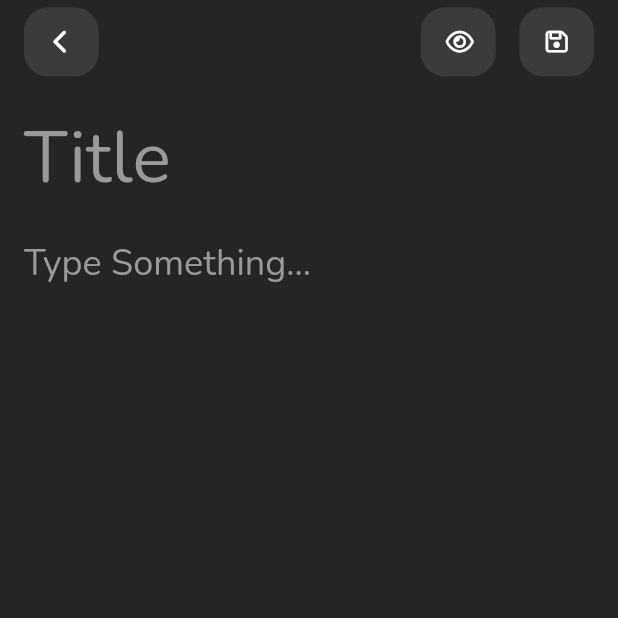
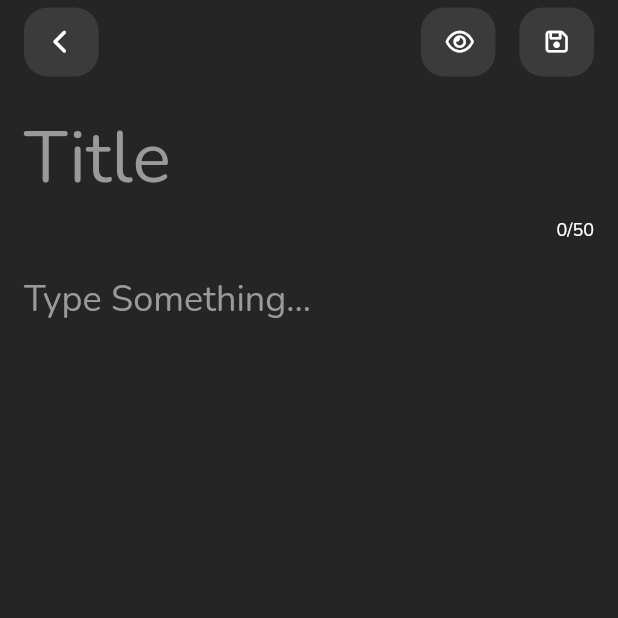
Before and after one commit to AhmedAbogameel-CCIC-2023/notes_app, a Flutter app: the screen it shows after launch, after a tap on an icon or button, on a phone screen of 412 x 824 dp, the top half of it. Run offline on Flutter 3.47's test engine with Material 2 defaults, Android fonts, the phone set to English and light mode, and no system bars; our stand-ins replace flutter_screenutil, font_awesome_flutter, shared_preferences.

Commit message:
add note

```diff
--- a/lib/core/utils.dart
+++ b/lib/core/utils.dart
@@ -23,4 +23,16 @@ class Utils {
       ),
     );
   }
+
+  static const List<Color> noteColors = [
+    Colors.grey,
+    Colors.green,
+    Colors.purple,
+    Colors.yellow,
+    Colors.blue,
+    Colors.amber,
+    Colors.teal,
+    Colors.blueGrey,
+    Colors.brown,
+  ];
 }
--- a/lib/features/home/view.dart
+++ b/lib/features/home/view.dart
@@ -9,9 +9,17 @@ import '../../widgets/app_app_bar.dart';
 import '../../widgets/app_icon_button.dart';
 import '../note_editor/view.dart';
 import '../search/view.dart';
+import 'home_controller.dart';
 
-class HomeView extends StatelessWidget {
+class HomeView extends StatefulWidget {
   const HomeView({super.key});
+
+  @override
+  State<HomeView> createState() => _HomeViewState();
+}
+
+class _HomeViewState extends State<HomeView> {
+  HomeController controller = HomeController();
 
   @override
   Widget build(BuildContext context) {
@@ -34,14 +42,22 @@ class HomeView extends StatelessWidget {
           SizedBox(width: 16.width),
         ],
       ),
-      body: CreateYourFirstNoteVector(),
-      // body: ListView.builder(
-      //   padding: EdgeInsets.all(16),
-      //   itemCount: 10,
-      //   itemBuilder: (context, index) {
-      //     return NoteCard();
-      //   },
-      // ),
+      body: Builder(
+        builder: (context) {
+          if (controller.notes.isEmpty) {
+            return CreateYourFirstNoteVector();
+          }
+          return ListView.builder(
+            padding: EdgeInsets.all(16),
+            itemCount: controller.notes.length,
+            itemBuilder: (context, index) {
+              return NoteCard(
+                note: controller.notes[index],
+              );
+            },
+          );
+        },
+      ),
       floatingActionButton: FloatingActionButton(
         child: Icon(
           FontAwesomeIcons.plus,
--- a/lib/features/note_editor/view.dart
+++ b/lib/features/note_editor/view.dart
@@ -6,9 +6,18 @@ import 'package:note_app/widgets/app_icon_button.dart';
 import '../../widgets/app_app_bar.dart';
 import '../../widgets/app_dialog.dart';
 import '../../widgets/app_text_field.dart';
+import 'controller.dart';
 
-class NoteEditorView extends StatelessWidget {
+class NoteEditorView extends StatefulWidget {
   const NoteEditorView({super.key});
+
+  @override
+  State<NoteEditorView> createState() => _NoteEditorViewState();
+}
+
+class _NoteEditorViewState extends State<NoteEditorView> {
+
+  NoteEditorController controller = NoteEditorController();
 
   @override
   Widget build(BuildContext context) {
@@ -27,28 +36,22 @@ class NoteEditorView extends StatelessWidget {
               context,
               message: "Save changes ?",
               confirmTitle: "Save",
-              onConfirm: () {},
-              onCancel: () {
-                AppDialog.show(
-                  context,
-                  message: "Are your sure you want discard your changes ?",
-                  confirmTitle: "Keep",
-                  onConfirm: () {
+              onConfirm: () async {
+                await controller.addNote();
                 Navigator.pop(context);
                 Navigator.pop(context);
               },
               onCancel: () {
                 Navigator.pop(context);
-                    Navigator.pop(context);
-                  }
-                );
               },
             ),
           ),
           SizedBox(width: 16),
         ],
       ),
-      body: ListView(
+      body: Form(
+        key: controller.formKey,
+        child: ListView(
           keyboardDismissBehavior: ScrollViewKeyboardDismissBehavior.onDrag,
           padding: EdgeInsets.all(16),
           children: [
@@ -56,12 +59,32 @@ class NoteEditorView extends StatelessWidget {
               hint: "Title",
               cursorHeight: 52,
               hintFontSize: 48,
+              maxLength: 50,
+              onChanged: (v) {
+                controller.title = v;
+              },
+              validator: (v) {
+                if (v == null || v.trim().isEmpty) {
+                  return 'Empty field!';
+                }
+                return null;
+              },
             ),
             SizedBox(height: 16.height),
             AppTextField(
               hint: "Type Something...",
+              onChanged: (v) {
+                controller.subtitle = v;
+              },
+              validator: (v) {
+                if (v == null || v.trim().isEmpty) {
+                  return 'Empty field!';
+                }
+                return null;
+              },
             ),
           ],
+        ),
       ),
     );
   }
--- a/lib/widgets/app/note_card.dart
+++ b/lib/widgets/app/note_card.dart
@@ -1,14 +1,20 @@
+import 'dart:math';
+
 import 'package:flutter/material.dart';
 import 'package:font_awesome_flutter/font_awesome_flutter.dart';
 import 'package:note_app/core/dimensions/dimensions.dart';
 import 'package:note_app/core/route_utils/route_utils.dart';
 
 import '../../core/app_colors/app_colors.dart';
+import '../../core/models/note.dart';
+import '../../core/utils.dart';
 import '../../features/note_details/view.dart';
 import '../app_text.dart';
 
 class NoteCard extends StatelessWidget {
-  const NoteCard({super.key});
+  const NoteCard({super.key, required this.note});
+
+  final Note note;
 
   EdgeInsets get _cardMargin => EdgeInsets.only(bottom: 24.height);
 
@@ -45,14 +51,13 @@ class NoteCard extends StatelessWidget {
             width: double.infinity,
             alignment: Alignment.center,
             child: AppText(
-              title:
-                  "Book Review : The Design of Everyday Things by Don Norman",
+              title: note.title,
               color: AppColors.black,
               fontSize: 24,
             ),
             decoration: BoxDecoration(
               borderRadius: _radius,
-              color: Colors.green,
+              color: Utils.noteColors[Random().nextInt(Utils.noteColors.length - 1)],
             ),
           ),
         ),
--- a/lib/widgets/app_text_field.dart
+++ b/lib/widgets/app_text_field.dart
@@ -8,11 +8,17 @@ class AppTextField extends StatelessWidget {
     required this.hint,
     this.cursorHeight = 28,
     this.hintFontSize = 24,
+    this.onChanged,
+    this.validator,
+    this.maxLength,
   });
 
   final String hint;
   final double cursorHeight;
   final double hintFontSize;
+  final void Function(String)? onChanged;
+  final String? Function(String?)? validator;
+  final int? maxLength;
 
   @override
   Widget build(BuildContext context) {
@@ -26,10 +32,15 @@ class AppTextField extends StatelessWidget {
       ),
       maxLines: null,
       textInputAction: TextInputAction.newline,
+      onChanged: onChanged,
+      validator: validator,
+      maxLength: maxLength,
       decoration: InputDecoration(
+        counterStyle: TextStyle(
+          color: AppColors.white,
+        ),
         contentPadding: EdgeInsets.zero,
         hintText: hint,
-
         hintStyle: TextStyle(
           color: AppColors.gray,
           fontSize: hintFontSize,
```
Also changed, not shown: lib/core/models/note.dart (added, +13 -0 lines), lib/core/models/question.dart (deleted, +0 -39 lines), lib/features/home/home_controller.dart (added, +18 -0 lines), lib/features/note_editor/controller.dart (added, +62 -0 lines). Lines whose indentation alone changed are shown as unchanged.
